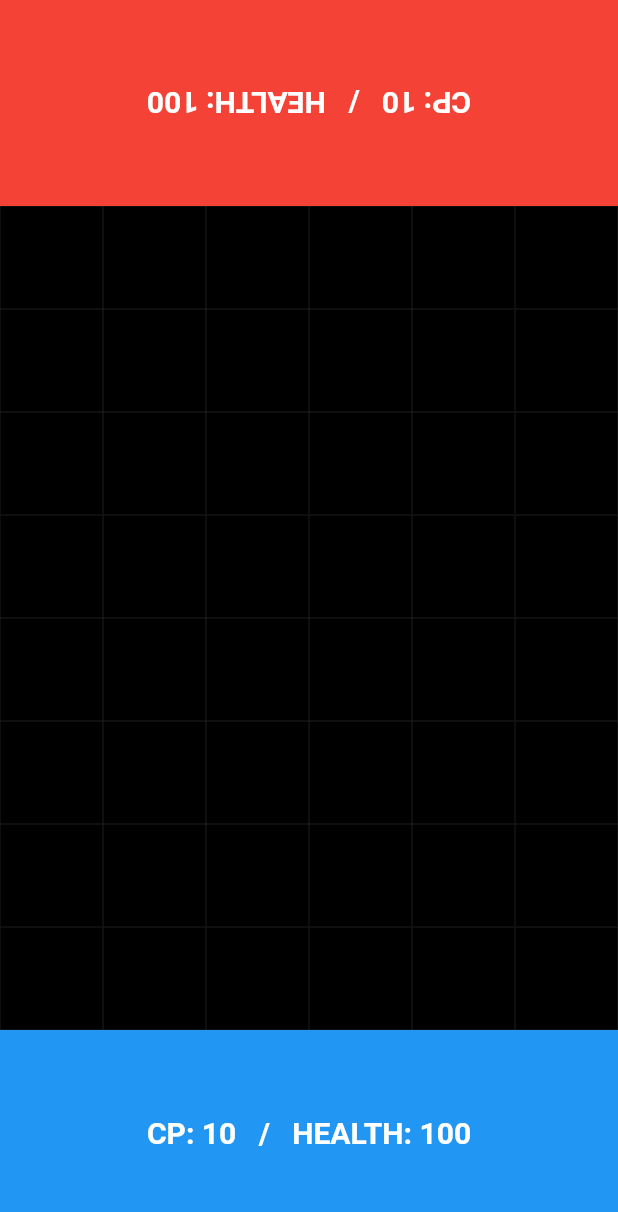
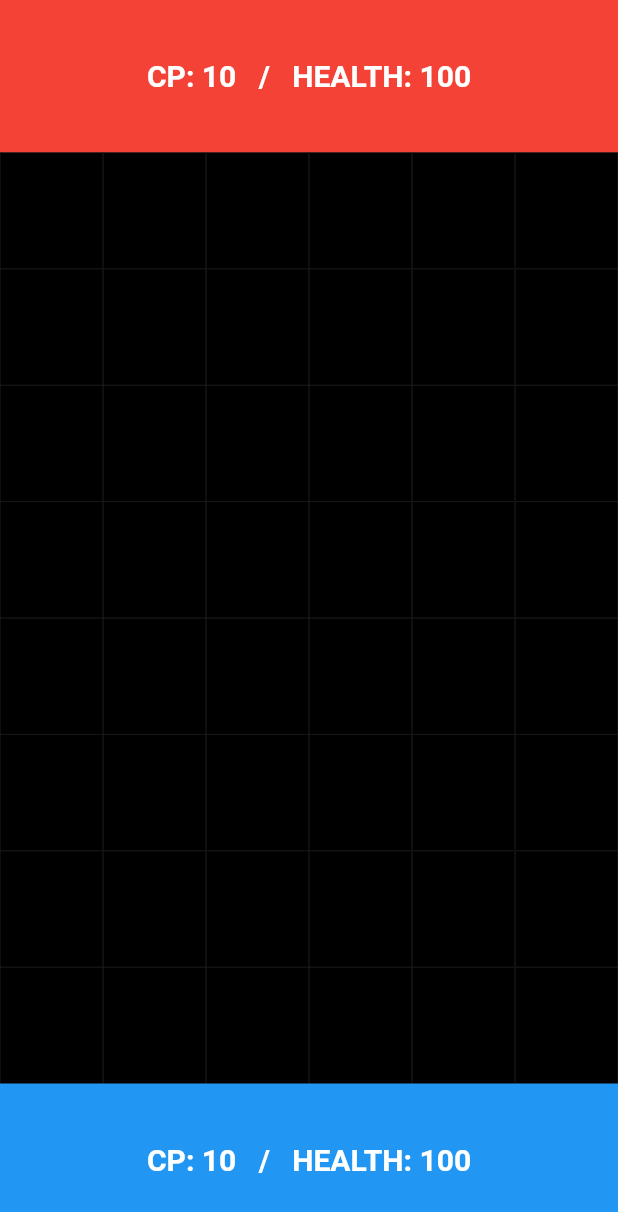
Before and after one commit to vndly/tactic-game, a Flutter app: the screen it shows after launch, on a phone screen of 412 x 824 dp. Shown: the top 1212 px of the screen. Run offline on Flutter 3.47's test engine with Material 2 defaults, Android fonts, the light colour scheme and no system bars.

Commit message:
Enabled web

```diff
--- a/lib/models/player.dart
+++ b/lib/models/player.dart
@@ -19,7 +19,7 @@ class Player {
     @required this.color,
     @required this.commandPoints,
     @required this.health,
-  }) : quarterTurns = (id == 1) ? 0 : 2;
+  }) : quarterTurns = 0; //(id == 1) ? 0 : 2;
 
   void addUnit(Unit unit) {
     units.add(unit);
--- a/lib/widgets/match_screen.dart
+++ b/lib/widgets/match_screen.dart
@@ -26,7 +26,11 @@ class _MatchScreenState extends State<MatchScreen> {
       child: Container(
         color: Colors.black,
         child: LayoutBuilder(
-          builder: (context, constaints) => Column(
+          builder: (context, constaints) => Center(
+            child: Container(
+              width: constaints.maxHeight / 1.77,
+              height: constaints.maxHeight,
+              child: Column(
                 children: [
                   CommandCenter(
                     player: widget.battlefield.players[1],
@@ -51,12 +55,14 @@ class _MatchScreenState extends State<MatchScreen> {
               ),
             ),
           ),
+        ),
+      ),
     );
   }
 
   double _commandCenterHeight(BoxConstraints constaints) =>
       (constaints.maxHeight -
-          ((constaints.maxWidth / widget.battlefield.width) *
+          (((constaints.maxHeight / 1.77) / widget.battlefield.width) *
               widget.battlefield.height)) /
       2;
 
```
Also changed, not shown: lib/widgets/cards_game_app.dart (+4 -3 lines), pubspec.lock. Lines whose indentation alone changed are shown as unchanged.
